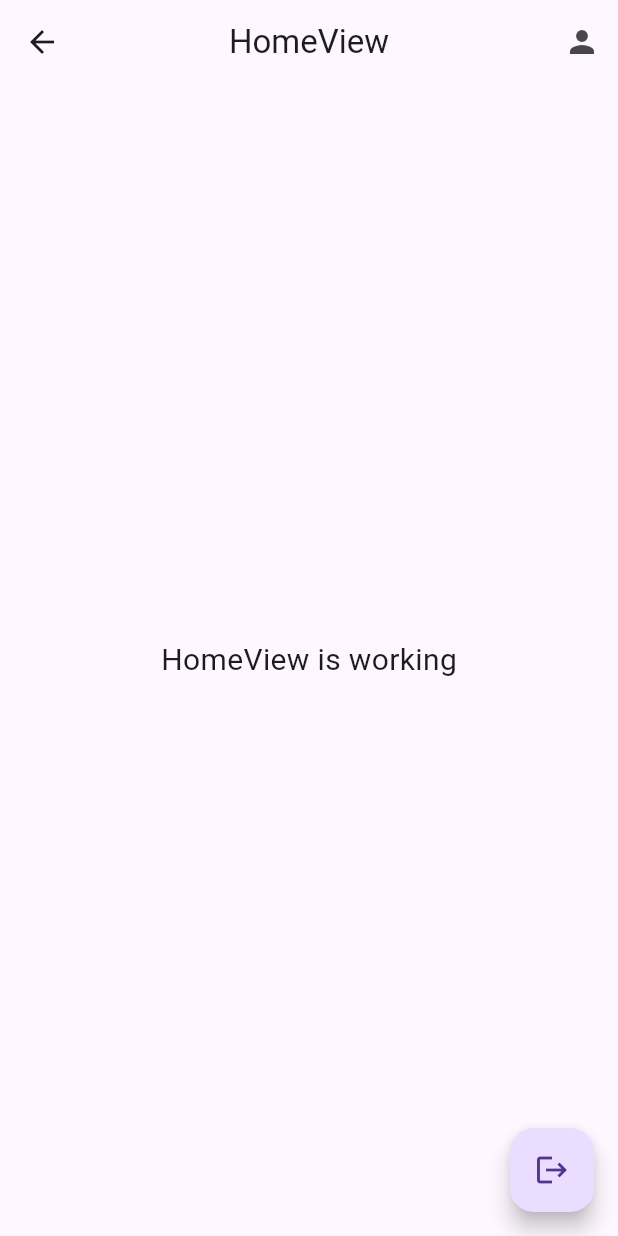
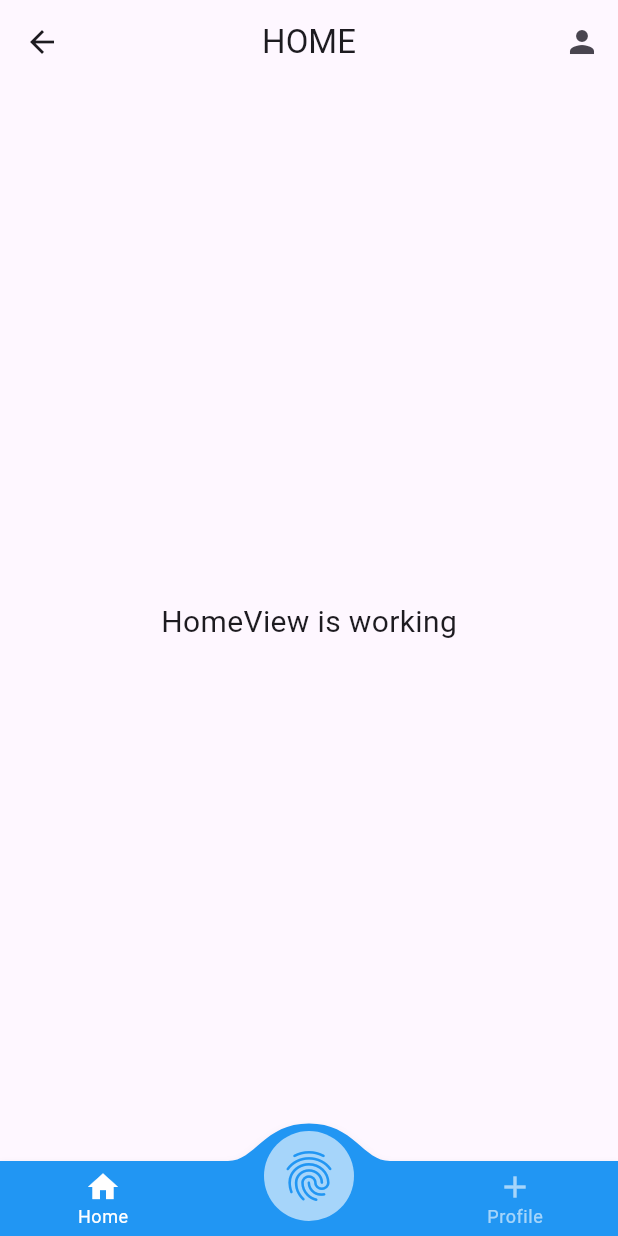
Before and after one commit to FIKRI140702/Presence-project, a Flutter app: the HomeView screen opened by its route, on a phone screen of 412 x 824 dp. Run offline on Flutter 3.47's test engine with Material 3 defaults, Android fonts, the phone set to English and light mode, and no system bars; drawn by our look-alikes of convex_bottom_bar; our stand-ins replace cloud_firestore, firebase_auth, firebase_core, firebase_storage, get, image_picker; accounts and stored records are empty.

Commit message:
Add Bottom navigation Bar

```diff
--- /dev/null
+++ b/lib/app/controllers/page_index_controller.dart
@@ -0,0 +1,23 @@
+import 'package:get/get.dart';
+import 'package:presence/app/routes/app_pages.dart';
+
+class PageIndexController extends GetxController {
+  RxInt pageIndex = 0.obs;
+
+  void changePage(int i) async {
+    print('click index i ');
+
+    switch (i) {
+      case 1:
+        print("ABSENSI");
+        break;
+      case 2:
+        pageIndex.value = i;
+        Get.offAllNamed(Routes.PROFILE);
+        break;
+      default:
+        pageIndex.value = i;
+        Get.offAllNamed(Routes.HOME);
+    }
+  }
+}
--- a/lib/app/modules/home/views/home_view.dart
+++ b/lib/app/modules/home/views/home_view.dart
@@ -1,17 +1,19 @@
-import 'package:firebase_auth/firebase_auth.dart';
+import 'package:convex_bottom_bar/convex_bottom_bar.dart';
 import 'package:flutter/material.dart';
 import 'package:get/get.dart';
+import 'package:presence/app/controllers/page_index_controller.dart';
 import 'package:presence/app/routes/app_pages.dart';
 import '../controllers/home_controller.dart';
 
 class HomeView extends GetView<HomeController> {
-  const HomeView({super.key});
+  HomeView({super.key});
+  final pageC = Get.find<PageIndexController>();
 
   @override
   Widget build(BuildContext context) {
     return Scaffold(
         appBar: AppBar(
-        title: const Text('HomeView'),
+          title: const Text('HOME'),
           centerTitle: true,
           actions: [
             IconButton(
@@ -26,23 +28,15 @@ class HomeView extends GetView<HomeController> {
             style: TextStyle(fontSize: 20),
           ),
         ),
-      floatingActionButton: Obx(
-        () => FloatingActionButton(
-          onPressed: () async {
-            if (controller.isLoading.isFalse) {
-              controller.isLoading.value = true;
-              await FirebaseAuth.instance.signOut();
-              controller.isLoading.value = false;
-              Get.offAllNamed(Routes.LOGIN);
-            }
-          },
-          child: controller.isLoading.isFalse
-              ? const Icon(Icons.logout)
-              : const CircularProgressIndicator(
-                  color: Colors.white,
-                ),
-        ),
-      ),
-    );
+        bottomNavigationBar: ConvexAppBar(
+          style: TabStyle.fixedCircle,
+          items: [
+            TabItem(icon: Icons.home, title: 'Home'),
+            TabItem(icon: Icons.fingerprint, title: 'Add'),
+            TabItem(icon: Icons.add, title: 'Profile'),
+          ],
+          initialActiveIndex: pageC.pageIndex.value,
+          onTap: (int i) => pageC.changePage(i),
+        ));
   }
 }
--- a/lib/app/routes/app_pages.dart
+++ b/lib/app/routes/app_pages.dart
@@ -29,8 +29,9 @@ class AppPages {
   static final routes = [
     GetPage(
       name: _Paths.HOME,
-      page: () => const HomeView(),
+      page: () => HomeView(),
       binding: HomeBinding(),
+      transition: Transition.fadeIn,
     ),
     GetPage(
       name: _Paths.ADD_PEGAWAI,
@@ -54,8 +55,9 @@ class AppPages {
     ),
     GetPage(
       name: _Paths.PROFILE,
-      page: () => const ProfileView(),
+      page: () => ProfileView(),
       binding: ProfileBinding(),
+      transition: Transition.fadeIn,
     ),
     GetPage(
       name: _Paths.UPDATE_PROFILE,
--- /dev/null
+++ b/lib/controllers/page_index_controller.dart
@@ -0,0 +1 @@
+// TODO Implement this library.
--- a/pubspec.yaml
+++ b/pubspec.yaml
@@ -13,6 +13,7 @@ dependencies:
   cloud_firestore: 5.0.1
   firebase_storage: 12.0.1
   image_picker: 1.1.2
+  convex_bottom_bar: 3.2.0
   flutter:
     sdk: flutter
 
```
Also changed, not shown: lib/app/modules/profile/views/profile_view.dart (+24 -4 lines), lib/main.dart (+21 -10 lines), pubspec.lock. Lines whose indentation alone changed are shown as unchanged.
